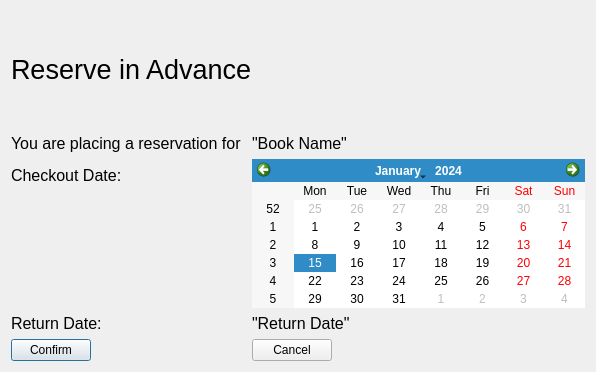
Above: NewWindowChur/reservebook.ui from jandrealyn/LibraryQtSystem before the change. Below: the same form after it.
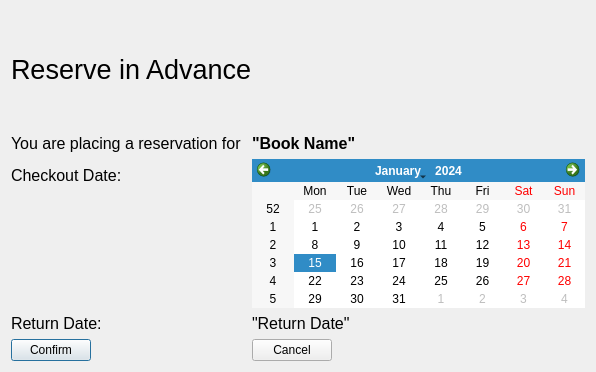
That is the form after the change.

The edit to the form file:
```diff
--- a/NewWindowChur/reservebook.ui
+++ b/NewWindowChur/reservebook.ui
@@ -40,6 +40,8 @@
        <property name="font">
         <font>
          <pointsize>12</pointsize>
+         <weight>75</weight>
+         <bold>true</bold>
         </font>
        </property>
        <property name="text">
```
